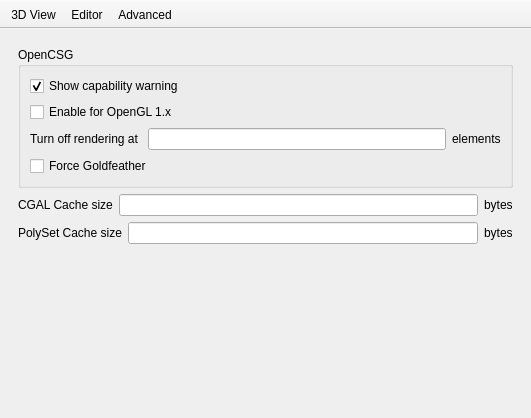
First picture: the form in src/Preferences.ui, repository openscad/openscad, before the edit.
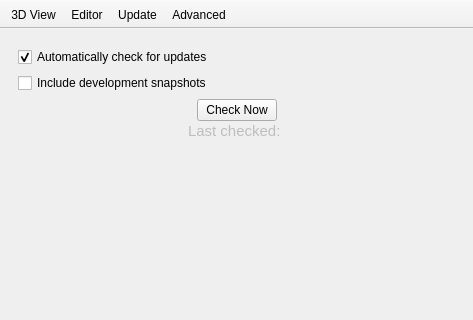
Second picture: the form after the edit. Icons and pictures are not drawn.

Diff of the .ui file:
```diff
--- a/src/Preferences.ui
+++ b/src/Preferences.ui
@@ -6,10 +6,16 @@
    <rect>
     <x>0</x>
     <y>0</y>
-    <width>531</width>
-    <height>418</height>
+    <width>473</width>
+    <height>320</height>
    </rect>
   </property>
+  <property name="sizePolicy">
+   <sizepolicy hsizetype="Preferred" vsizetype="Preferred">
+    <horstretch>0</horstretch>
+    <verstretch>0</verstretch>
+   </sizepolicy>
+  </property>
   <property name="windowTitle">
    <string>Preferences</string>
   </property>
@@ -173,6 +179,150 @@
         </item>
        </layout>
       </widget>
+      <widget class="QWidget" name="pageUpdate">
+       <layout class="QVBoxLayout" name="verticalLayout_16">
+        <item>
+         <layout class="QHBoxLayout" name="horizontalLayout_9">
+          <item>
+           <layout class="QVBoxLayout" name="verticalLayout_8">
+            <item>
+             <widget class="QCheckBox" name="updateCheckBox">
+              <property name="text">
+               <string>Automatically check for updates</string>
+              </property>
+              <property name="checked">
+               <bool>true</bool>
+              </property>
+             </widget>
+            </item>
+            <item>
+             <widget class="QCheckBox" name="snapshotCheckBox">
+              <property name="text">
+               <string>Include development snapshots</string>
+              </property>
+             </widget>
+            </item>
+           </layout>
+          </item>
+          <item>
+           <spacer name="horizontalSpacer_2">
+            <property name="orientation">
+             <enum>Qt::Horizontal</enum>
+            </property>
+            <property name="sizeHint" stdset="0">
+             <size>
+              <width>40</width>
+              <height>20</height>
+             </size>
+            </property>
+           </spacer>
+          </item>
+         </layout>
+        </item>
+        <item>
+         <layout class="QVBoxLayout" name="verticalLayout_7">
+          <property name="spacing">
+           <number>0</number>
+          </property>
+          <item>
+           <layout class="QHBoxLayout" name="horizontalLayout_11">
+            <item>
+             <spacer name="horizontalSpacer_10">
+              <property name="orientation">
+               <enum>Qt::Horizontal</enum>
+              </property>
+              <property name="sizeHint" stdset="0">
+               <size>
+                <width>40</width>
+                <height>20</height>
+               </size>
+              </property>
+             </spacer>
+            </item>
+            <item>
+             <widget class="QPushButton" name="checkNowButton">
+              <property name="text">
+               <string>Check Now</string>
+              </property>
+             </widget>
+            </item>
+            <item>
+             <spacer name="horizontalSpacer_9">
+              <property name="orientation">
+               <enum>Qt::Horizontal</enum>
+              </property>
+              <property name="sizeHint" stdset="0">
+               <size>
+                <width>40</width>
+                <height>20</height>
+               </size>
+              </property>
+             </spacer>
+            </item>
+           </layout>
+          </item>
+          <item>
+           <layout class="QHBoxLayout" name="horizontalLayout_10">
+            <item>
+             <spacer name="horizontalSpacer_11">
+              <property name="orientation">
+               <enum>Qt::Horizontal</enum>
+              </property>
+              <property name="sizeHint" stdset="0">
+               <size>
+                <width>40</width>
+                <height>20</height>
+               </size>
+              </property>
+             </spacer>
+            </item>
+            <item>
+             <widget class="QLabel" name="lastCheckedLabel">
+              <property name="enabled">
+               <bool>false</bool>
+              </property>
+              <property name="font">
+               <font>
+                <pointsize>11</pointsize>
+               </font>
+              </property>
+              <property name="text">
+               <string>Last checked: </string>
+              </property>
+             </widget>
+            </item>
+            <item>
+             <spacer name="horizontalSpacer_12">
+              <property name="orientation">
+               <enum>Qt::Horizontal</enum>
+              </property>
+              <property name="sizeHint" stdset="0">
+               <size>
+                <width>40</width>
+                <height>20</height>
+               </size>
+              </property>
+             </spacer>
+            </item>
+           </layout>
+          </item>
+         </layout>
+        </item>
+        <item>
+         <spacer name="verticalSpacer_7">
+          <property name="orientation">
+           <enum>Qt::Vertical</enum>
+          </property>
+          <property name="sizeHint" stdset="0">
+           <size>
+            <width>20</width>
+            <height>89</height>
+           </size>
+          </property>
+         </spacer>
+        </item>
+       </layout>
+      </widget>
       <widget class="QWidget" name="pageAdvanced">
        <layout class="QVBoxLayout" name="verticalLayout_3">
         <item>
@@ -317,6 +467,7 @@
    </attribute>
    <addaction name="prefsAction3DView"/>
    <addaction name="prefsActionEditor"/>
+   <addaction name="prefsActionUpdate"/>
    <addaction name="prefsActionAdvanced"/>
   </widget>
   <action name="prefsAction3DView">
@@ -355,6 +506,18 @@
     <string>Editor</string>
    </property>
   </action>
+  <action name="prefsActionUpdate">
+   <property name="checkable">
+    <bool>true</bool>
+   </property>
+   <property name="icon">
+    <iconset resource="../openscad.qrc">
+     <normaloff>:/icons/prefsUpdate.png</normaloff>:/icons/prefsUpdate.png</iconset>
+   </property>
+   <property name="text">
+    <string>Update</string>
+   </property>
+  </action>
  </widget>
  <resources>
   <include location="../openscad.qrc"/>
```
Left out of the diff: 3 changed lines with no effect on the pictures.
